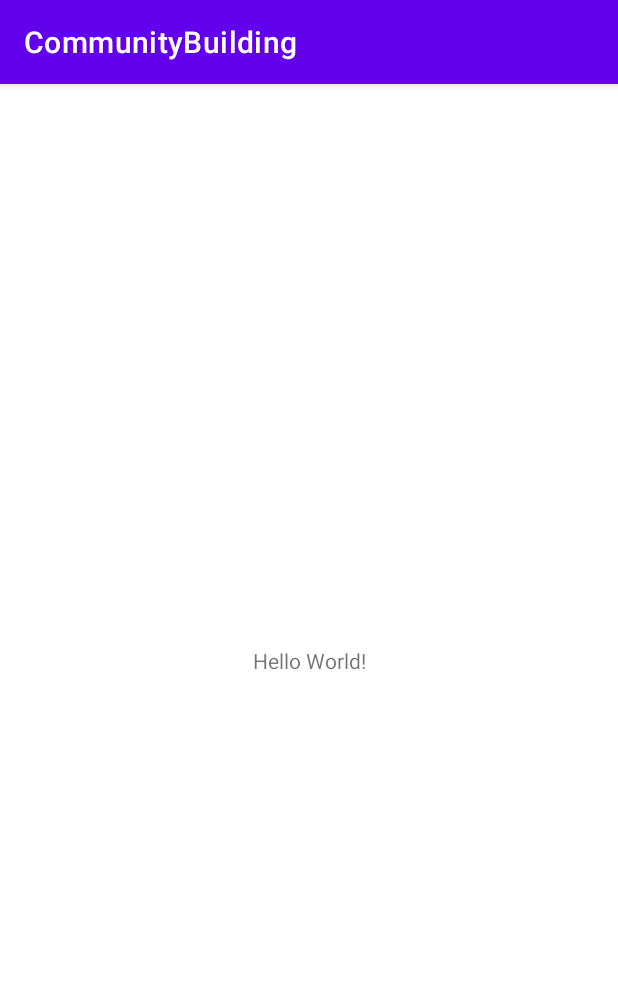
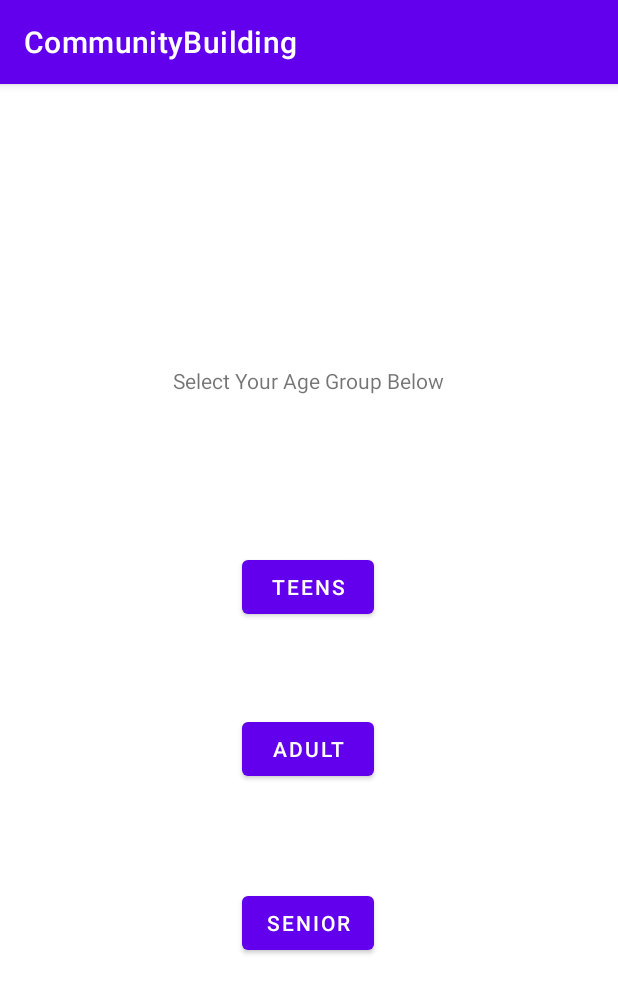
Before and after one commit to laibaz16/CommunityBuilding, an Android app: the screen it shows after launch (MainActivity), on a phone screen of 412 x 824 dp. Shown: the top 993 px of the screen. Run offline under Robolectric (Android 15) with nearby library versions, the phone set to English and light mode, and no system bars.

Commit message:
Front end of the home page

```diff
--- a/app/src/main/res/layout/activity_main.xml
+++ b/app/src/main/res/layout/activity_main.xml
@@ -7,12 +7,47 @@
     tools:context=".MainActivity">
 
     <TextView
+        android:id="@+id/Age_sel_TB"
         android:layout_width="wrap_content"
         android:layout_height="wrap_content"
-        android:text="Hello World!"
-        app:layout_constraintBottom_toBottomOf="parent"
+        android:layout_marginTop="188dp"
+        android:text="Select Your Age Group Below"
         app:layout_constraintLeft_toLeftOf="parent"
         app:layout_constraintRight_toRightOf="parent"
         app:layout_constraintTop_toTopOf="parent" />
 
+    <Button
+        android:id="@+id/TeenButton"
+        android:layout_width="wrap_content"
+        android:layout_height="wrap_content"
+        android:layout_marginTop="104dp"
+        android:text="Teens"
+        app:layout_constraintEnd_toEndOf="parent"
+        app:layout_constraintHorizontal_bias="0.498"
+        app:layout_constraintStart_toStartOf="parent"
+        app:layout_constraintTop_toBottomOf="@+id/Age_sel_TB" />
+
+    <Button
+        android:id="@+id/AdultButton"
+        android:layout_width="wrap_content"
+        android:layout_height="wrap_content"
+        android:layout_marginTop="60dp"
+        android:text="Adult"
+        app:layout_constraintEnd_toEndOf="parent"
+        app:layout_constraintHorizontal_bias="0.498"
+        app:layout_constraintStart_toStartOf="parent"
+        app:layout_constraintTop_toBottomOf="@+id/TeenButton" />
+
+    <Button
+        android:id="@+id/SeniorButton"
+        android:layout_width="wrap_content"
+        android:layout_height="wrap_content"
+        android:text="Senior"
+        app:layout_constraintBottom_toBottomOf="parent"
+        app:layout_constraintEnd_toEndOf="parent"
+        app:layout_constraintHorizontal_bias="0.498"
+        app:layout_constraintStart_toStartOf="parent"
+        app:layout_constraintTop_toBottomOf="@+id/AdultButton"
+        app:layout_constraintVertical_bias="0.269" />
+
 </androidx.constraintlayout.widget.ConstraintLayout>
```
